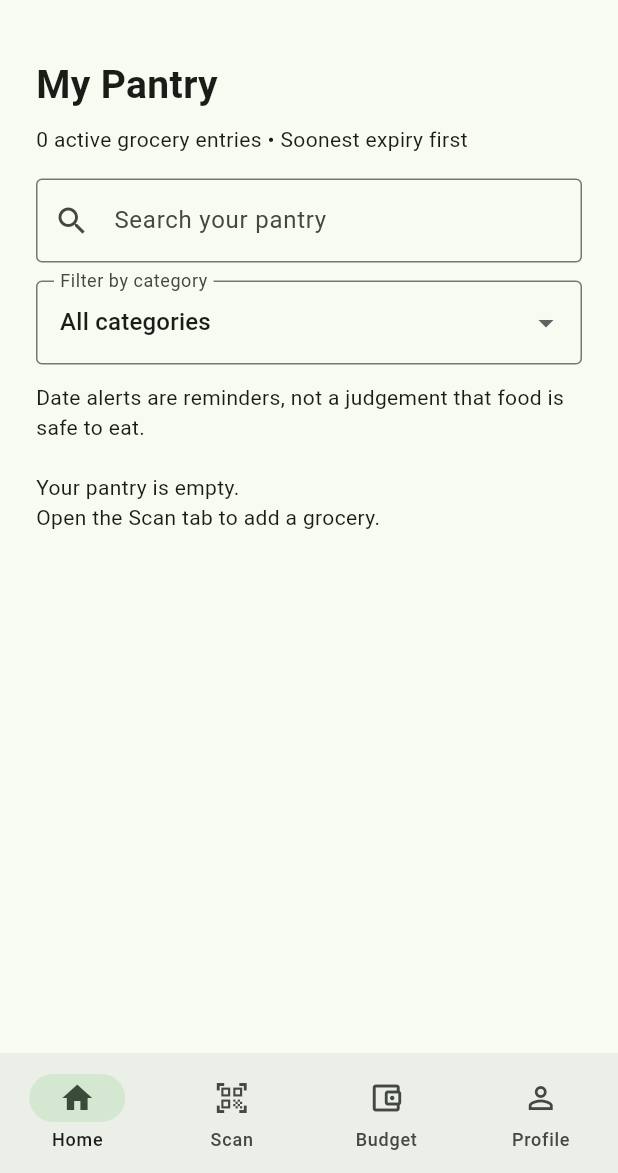
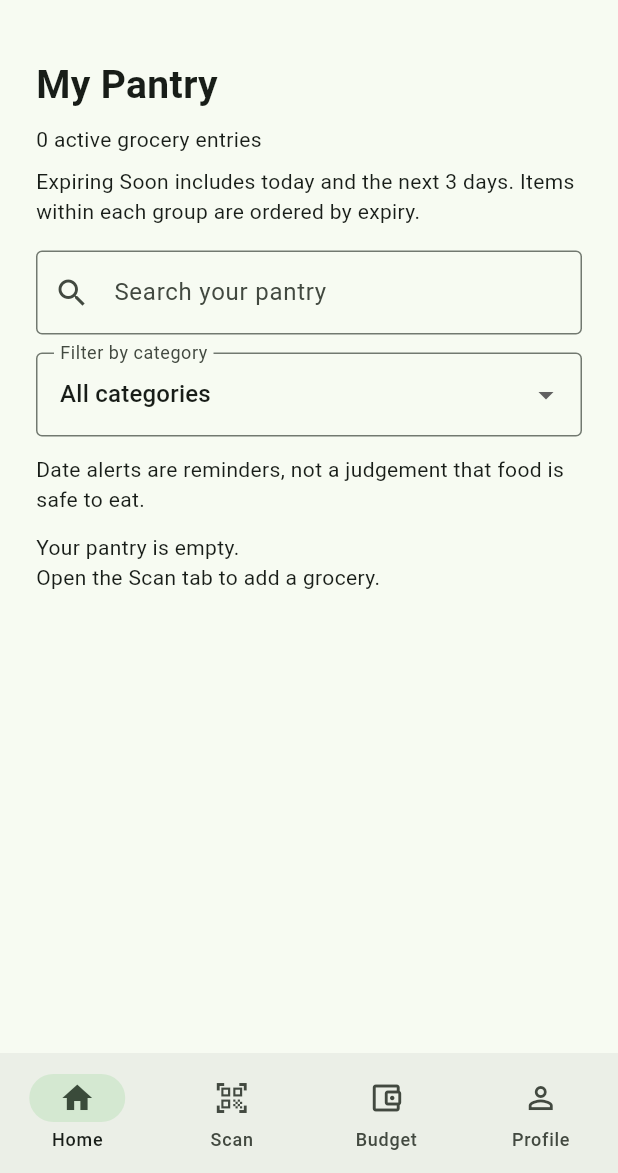
Before and after one commit to faithgelemu/faithful-pantry, a Flutter app: the screen it shows once a user with an empty profile is signed in, on a phone screen of 412 x 824 dp, the part 63-1236 px from its top. Run offline on Flutter 3.47's test engine with Material 3 defaults, Android fonts, the phone set to English and light mode, and no system bars; our stand-ins replace cloud_firestore, firebase_auth, firebase_core; accounts and stored records are empty; statements that could not run were skipped.

Commit message:
Add tested expiry groups and document Week 6 checks

```diff
--- a/lib/pantry_screen.dart
+++ b/lib/pantry_screen.dart
@@ -3,6 +3,7 @@ import 'package:flutter/material.dart';
 import 'edit_grocery_screen.dart';
 import 'models/pantry_item.dart';
 import 'services/pantry_service.dart';
+import 'utils/expiry_utils.dart';
 
 class PantryScreen extends StatefulWidget {
   const PantryScreen({super.key});
@@ -45,24 +46,19 @@ class _PantryScreenState extends State<PantryScreen> {
     );
   }
 
-  int daysUntil(DateTime date) {
-    final today = DateTime.now();
-    final todayUtc = DateTime.utc(today.year, today.month, today.day);
-    final expiryUtc = DateTime.utc(date.year, date.month, date.day);
-
-    return expiryUtc.difference(todayUtc).inDays;
-  }
-
   String dateLabel(DateTime date) {
     final day = date.day.toString().padLeft(2, '0');
     final month = date.month.toString().padLeft(2, '0');
     return '$day/$month/${date.year}';
   }
 
-  String expiryLabel(DateTime? date) {
-    if (date == null) return 'Expiry date unavailable';
+  String expiryLabel(String value, DateTime today) {
+    final date = ExpiryUtils.parseDate(value);
+    final days = ExpiryUtils.daysUntil(value, today: today);
 
-    final days = daysUntil(date);
+    if (date == null || days == null) {
+      return 'Expiry date unavailable';
+    }
 
     if (days < 0) return 'Expired ${dateLabel(date)}';
     if (days == 0) return 'Expires today';
@@ -71,17 +67,14 @@ class _PantryScreenState extends State<PantryScreen> {
     return 'Expires in $days days • ${dateLabel(date)}';
   }
 
-  Color expiryColor(DateTime? date) {
-    if (date == null) {
-      return Theme.of(context).colorScheme.onSurfaceVariant;
-    }
-
-    final days = daysUntil(date);
-
-    if (days < 0) return Theme.of(context).colorScheme.error;
-    if (days <= 3) return Colors.orange.shade800;
-
-    return Colors.green.shade800;
+  Color expiryColor(String value, DateTime today) {
+    return switch (ExpiryUtils.statusFor(value, today: today)) {
+      ExpiryStatus.expired => Theme.of(context).colorScheme.error,
+      ExpiryStatus.expiringSoon => Colors.orange.shade800,
+      ExpiryStatus.later => Colors.green.shade800,
+      ExpiryStatus.unknown =>
+        Theme.of(context).colorScheme.onSurfaceVariant,
+    };
   }
 
   Future<void> editGrocery(PantryItem item) async {
@@ -198,8 +191,7 @@ class _PantryScreenState extends State<PantryScreen> {
     }
   }
 
-  Widget groceryCard(PantryItem item) {
-    final expiry = DateTime.tryParse(item.expiryDate);
+  Widget groceryCard(PantryItem item, DateTime today) {
     final purchaseTotal = item.purchasedQuantity * item.unitPricePence;
 
     return Card(
@@ -227,9 +219,9 @@ class _PantryScreenState extends State<PantryScreen> {
             ),
             const SizedBox(height: 8),
             Text(
-              expiryLabel(expiry),
+              expiryLabel(item.expiryDate, today),
               style: TextStyle(
-                color: expiryColor(expiry),
+                color: expiryColor(item.expiryDate, today),
                 fontWeight: FontWeight.w600,
               ),
             ),
@@ -267,6 +259,32 @@ class _PantryScreenState extends State<PantryScreen> {
     );
   }
 
+  List<Widget> expirySection(
+    String title,
+    List<PantryItem> items,
+    DateTime today, {
+    String? emptyMessage,
+  }) {
+    if (items.isEmpty && emptyMessage == null) return [];
+
+    return [
+      Padding(
+        padding: const EdgeInsets.only(top: 12, bottom: 12),
+        child: Text(
+          '$title (${items.length})',
+          style: const TextStyle(
+            fontSize: 22,
+            fontWeight: FontWeight.bold,
+          ),
+        ),
+      ),
+      if (items.isEmpty)
+        Text(emptyMessage!)
+      else
+        ...items.map((item) => groceryCard(item, today)),
+    ];
+  }
+
   @override
   Widget build(BuildContext context) {
     if (pantryStream == null) {
@@ -295,6 +313,7 @@ class _PantryScreenState extends State<PantryScreen> {
           return const Center(child: CircularProgressIndicator());
         }
 
+        final today = DateTime.now();
         final items = snapshot.data!
             .where((item) => item.isActive)
             .toList();
@@ -310,12 +329,23 @@ class _PantryScreenState extends State<PantryScreen> {
         final query = searchQuery.trim().toLowerCase();
 
         final matchingItems = items.where((item) {
-          final matchesName = item.name.toLowerCase().contains(query);
-          final matchesCategory = selectedCategory == 'All categories' ||
-              item.category == selectedCategory;
+          return item.name.toLowerCase().contains(query) &&
+              (selectedCategory == 'All categories' ||
+                  item.category == selectedCategory);
+        }).toList();
 
-          return matchesName && matchesCategory;
-        }).toList();
+        final groups = <ExpiryStatus, List<PantryItem>>{
+          for (final status in ExpiryStatus.values)
+            status: <PantryItem>[],
+        };
+
+        for (final item in matchingItems) {
+          final status = ExpiryUtils.statusFor(
+            item.expiryDate,
+            today: today,
+          );
+          groups[status]!.add(item);
+        }
 
         return Center(
           child: ConstrainedBox(
@@ -331,9 +361,12 @@ class _PantryScreenState extends State<PantryScreen> {
                   ),
                 ),
                 const SizedBox(height: 8),
-                Text(
-                  '${items.length} active grocery entries '
-                  '• Soonest expiry first',
+                Text('${items.length} active grocery entries'),
+                const SizedBox(height: 8),
+                const Text(
+                  'Expiring Soon includes today and the next '
+                  '${ExpiryUtils.soonThresholdDays} days. '
+                  'Items within each group are ordered by expiry.',
                 ),
                 const SizedBox(height: 16),
                 TextField(
@@ -387,11 +420,8 @@ class _PantryScreenState extends State<PantryScreen> {
                   'Date alerts are reminders, not a judgement '
                   'that food is safe to eat.',
                 ),
-                const SizedBox(height: 20),
-                if (isBusy) ...[
-                  const LinearProgressIndicator(),
-                  const SizedBox(height: 12),
-                ],
+                const SizedBox(height: 12),
+                if (isBusy) const LinearProgressIndicator(),
                 if (items.isEmpty)
                   const Text(
                     'Your pantry is empty.\n'
@@ -399,8 +429,33 @@ class _PantryScreenState extends State<PantryScreen> {
                   )
                 else if (matchingItems.isEmpty)
                   const Text('No groceries match your search and category.')
-                else
-                  ...matchingItems.map(groceryCard),
+                else ...[
+                  const Text(
+                    'The groups below reflect your search and category.',
+                  ),
+                  ...expirySection(
+                    'Expired',
+                    groups[ExpiryStatus.expired]!,
+                    today,
+                  ),
+                  ...expirySection(
+                    'Expiring Soon',
+                    groups[ExpiryStatus.expiringSoon]!,
+                    today,
+                    emptyMessage:
+                        'No matching groceries expire within three days.',
+                  ),
+                  ...expirySection(
+                    'Later',
+                    groups[ExpiryStatus.later]!,
+                    today,
+                  ),
+                  ...expirySection(
+                    'Date unavailable',
+                    groups[ExpiryStatus.unknown]!,
+                    today,
+                  ),
+                ],
               ],
             ),
           ),
--- /dev/null
+++ b/lib/utils/expiry_utils.dart
@@ -0,0 +1,66 @@
+enum ExpiryStatus {
+  expired,
+  expiringSoon,
+  later,
+  unknown,
+}
+
+class ExpiryUtils {
+  static const int soonThresholdDays = 3;
+
+  static DateTime? parseDate(String value) {
+    if (!RegExp(r'^\d{4}-\d{2}-\d{2}$').hasMatch(value)) {
+      return null;
+    }
+
+    final date = DateTime.tryParse(value);
+
+    // Reject invalid dates that Dart might otherwise roll forward.
+    if (date == null ||
+        date.toIso8601String().substring(0, 10) != value) {
+      return null;
+    }
+
+    return date;
+  }
+
+  static int? daysUntil(
+    String expiryDate, {
+    DateTime? today,
+  }) {
+    final expiry = parseDate(expiryDate);
+    if (expiry == null) return null;
+
+    final current = today ?? DateTime.now();
+
+    // Compare calendar days without daylight-saving time differences.
+    final currentDay = DateTime.utc(
+      current.year,
+      current.month,
+      current.day,
+    );
+
+    final expiryDay = DateTime.utc(
+      expiry.year,
+      expiry.month,
+      expiry.day,
+    );
+
+    return expiryDay.difference(currentDay).inDays;
+  }
+
+  static ExpiryStatus statusFor(
+    String expiryDate, {
+    DateTime? today,
+  }) {
+    final days = daysUntil(expiryDate, today: today);
+
+    if (days == null) return ExpiryStatus.unknown;
+    if (days < 0) return ExpiryStatus.expired;
+    if (days <= soonThresholdDays) {
+      return ExpiryStatus.expiringSoon;
+    }
+
+    return ExpiryStatus.later;
+  }
+}
```
Also changed, not shown: 2 other files.
